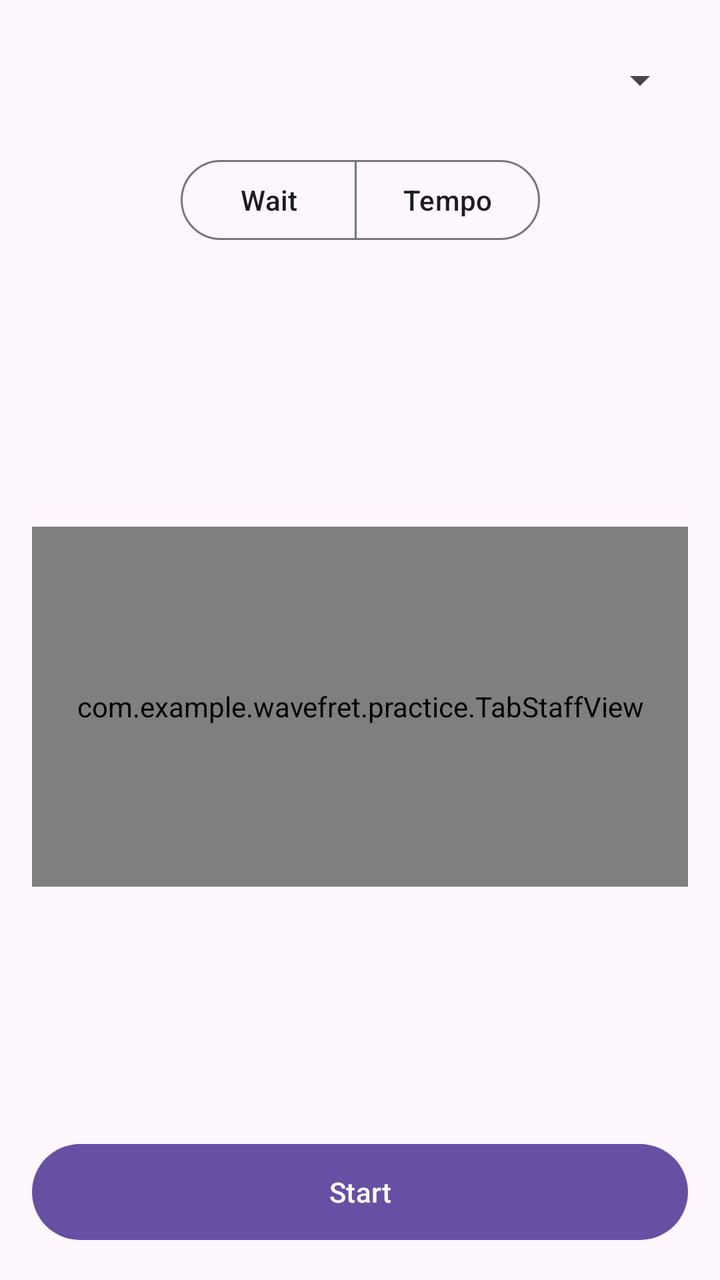
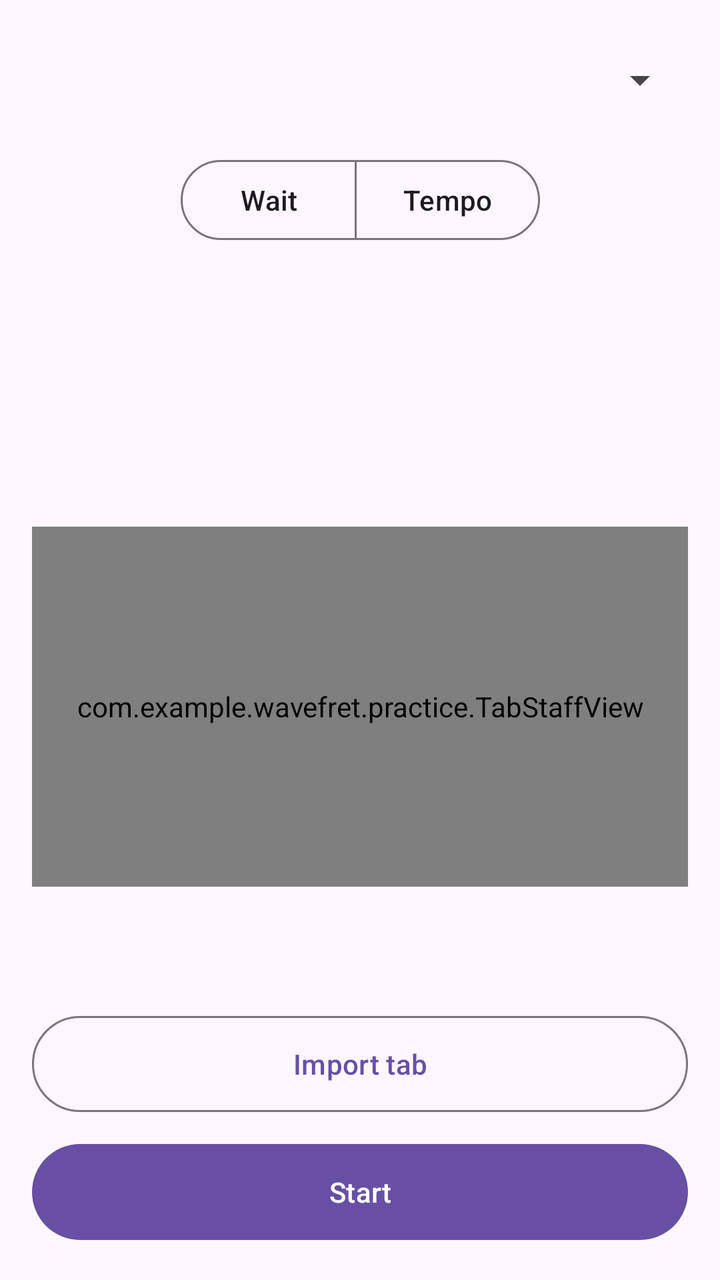

The first picture is an Android layout as it rendered before a commit; the second is the same layout after the commit. The layout source and the unified diff follow.
<!-- AndroidManifest.xml: application theme Theme.WaveFret -->
<!-- res/layout/activity_practice.xml -->
<?xml version="1.0" encoding="utf-8"?>
<androidx.constraintlayout.widget.ConstraintLayout
    xmlns:android="http://schemas.android.com/apk/res/android"
    xmlns:app="http://schemas.android.com/apk/res-auto"
    android:layout_width="match_parent"
    android:layout_height="match_parent"
    android:padding="16dp">

    <Spinner
        android:id="@+id/practiceExerciseSpinner"
        android:layout_width="0dp"
        android:layout_height="48dp"
        android:contentDescription="@string/practice_exercise_picker_description"
        app:layout_constraintTop_toTopOf="parent"
        app:layout_constraintStart_toStartOf="parent"
        app:layout_constraintEnd_toEndOf="parent" />

    <com.google.android.material.button.MaterialButtonToggleGroup
        android:id="@+id/practiceModeToggleGroup"
        android:layout_width="wrap_content"
        android:layout_height="wrap_content"
        android:layout_marginTop="12dp"
        app:singleSelection="true"
        app:selectionRequired="true"
        app:layout_constraintTop_toBottomOf="@id/practiceExerciseSpinner"
        app:layout_constraintStart_toStartOf="parent"
        app:layout_constraintEnd_toEndOf="parent">

        <Button
            android:id="@+id/practiceWaitModeButton"
            style="?attr/materialButtonOutlinedStyle"
            android:layout_width="wrap_content"
            android:layout_height="wrap_content"
            android:text="@string/practice_mode_wait" />

        <Button
            android:id="@+id/practiceTempoModeButton"
            style="?attr/materialButtonOutlinedStyle"
            android:layout_width="wrap_content"
            android:layout_height="wrap_content"
            android:text="@string/practice_mode_tempo" />
    </com.google.android.material.button.MaterialButtonToggleGroup>

    <TextView
        android:id="@+id/practiceCurrentNoteTextView"
        android:layout_width="wrap_content"
        android:layout_height="wrap_content"
        android:layout_marginTop="24dp"
        android:textSize="48sp"
        android:textStyle="bold"
        app:layout_constraintTop_toBottomOf="@id/practiceModeToggleGroup"
        app:layout_constraintStart_toStartOf="parent"
        app:layout_constraintEnd_toEndOf="parent" />

    <TextView
        android:id="@+id/practiceFeedbackTextView"
        android:layout_width="wrap_content"
        android:layout_height="wrap_content"
        android:textSize="20sp"
        app:layout_constraintTop_toBottomOf="@id/practiceCurrentNoteTextView"
        app:layout_constraintStart_toStartOf="parent"
        app:layout_constraintEnd_toEndOf="parent" />

    <com.example.wavefret.practice.TabStaffView
        android:id="@+id/practiceTabStaffView"
        android:layout_width="0dp"
        android:layout_height="180dp"
        android:layout_marginTop="24dp"
        app:layout_constraintTop_toBottomOf="@id/practiceFeedbackTextView"
        app:layout_constraintStart_toStartOf="parent"
        app:layout_constraintEnd_toEndOf="parent" />

    <TextView
        android:id="@+id/practiceNoteProgressTextView"
        android:layout_width="wrap_content"
        android:layout_height="wrap_content"
        android:layout_marginTop="12dp"
        android:textSize="16sp"
        app:layout_constraintTop_toBottomOf="@id/practiceTabStaffView"
        app:layout_constraintStart_toStartOf="parent"
        app:layout_constraintEnd_toEndOf="parent" />

    <Button
        android:id="@+id/practiceStartButton"
        android:layout_width="0dp"
        android:layout_height="56dp"
        android:text="@string/practice_start"
        app:layout_constraintBottom_toBottomOf="parent"
        app:layout_constraintStart_toStartOf="parent"
        app:layout_constraintEnd_toEndOf="parent" />

</androidx.constraintlayout.widget.ConstraintLayout>
<!-- resources referenced by this layout -->
<resources>
  <string name="practice_exercise_picker_description">Exercise</string>
  <string name="practice_mode_tempo">Tempo</string>
  <string name="practice_mode_wait">Wait</string>
  <string name="practice_start">Start</string>
  <style name="Theme.WaveFret" parent="Base.Theme.WaveFret" />
  <style name="Base.Theme.WaveFret" parent="Theme.Material3.DayNight.NoActionBar">
          
          
      </style>
</resources>

<!-- the commit's change to res/layout/activity_practice.xml (unified diff, before → after) -->
@@ -81,6 +81,17 @@
         app:layout_constraintEnd_toEndOf="parent" />
 
     <Button
+        android:id="@+id/practiceImportSongButton"
+        style="?attr/materialButtonOutlinedStyle"
+        android:layout_width="0dp"
+        android:layout_height="56dp"
+        android:layout_marginBottom="8dp"
+        android:text="@string/practice_import_song"
+        app:layout_constraintBottom_toTopOf="@id/practiceStartButton"
+        app:layout_constraintStart_toStartOf="parent"
+        app:layout_constraintEnd_toEndOf="parent" />
+
+    <Button
         android:id="@+id/practiceStartButton"
         android:layout_width="0dp"
         android:layout_height="56dp"
<!-- resource entries referenced after the edit -->
@@ -1,6 +1,7 @@
 <!-- resources referenced by this layout -->
 <resources>
   <string name="practice_exercise_picker_description">Exercise</string>
+  <string name="practice_import_song">Import tab</string>
   <string name="practice_mode_tempo">Tempo</string>
   <string name="practice_mode_wait">Wait</string>
   <string name="practice_start">Start</string>
